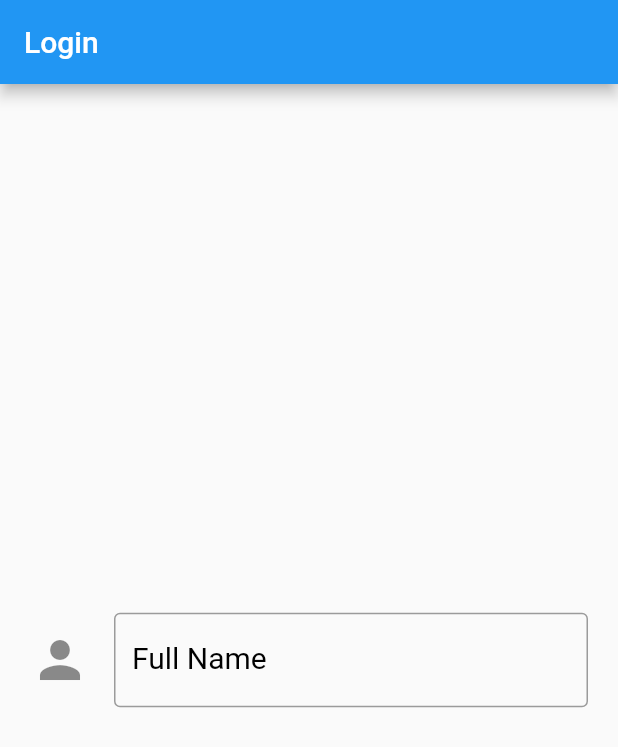
After one commit to dwiponcosuripto4/mbakmu2, a Flutter app: the screen it shows after launch, on a phone screen of 412 x 824 dp. The commit adds this screen. Shown: the top 747 px of the screen. Run offline on Flutter 3.47's test engine with Material 2 defaults, Android fonts, the phone set to English and light mode, and no system bars.

Commit message:
add class page login

```diff
--- /dev/null
+++ b/lib/page_login.dart
@@ -0,0 +1,51 @@
+import 'package:flutter/material.dart';
+
+class Page_Login extends StatelessWidget {
+  const Page_Login({super.key});
+
+  @override
+  Widget build(BuildContext context) {
+    return MaterialApp(
+      home: Scaffold(
+        appBar: AppBar(
+          title: Text("Login"),
+        ),
+        body: Center(
+          child: Padding(
+            padding: const EdgeInsets.all(20),
+            child: TextField(
+              autocorrect: false,
+              autofocus: false,
+              enableSuggestions: true,
+              enableInteractiveSelection: false,
+              obscureText: true,
+              //keyboardType: TextInputType.phone,
+              textAlignVertical: TextAlignVertical.bottom,
+
+              decoration: InputDecoration(
+                icon: Icon(
+                  Icons.person,
+                  size: 40,
+                ),
+                border: OutlineInputBorder(),
+                focusedBorder: OutlineInputBorder(
+                  borderSide: BorderSide(color: Colors.black),
+                ),
+                labelText: "Full Name ",
+                labelStyle: TextStyle(
+                  color: Colors.black,
+                  fontSize: 20,
+                ),
+                hintText: "Enter Your Full Name",
+                hintStyle: TextStyle(
+                  color: Colors.black,
+                  fontSize: 20,
+                ),
+              ),
+            ),
+          ),
+        ),
+      ),
+    );
+  }
+}
```
Also changed, not shown: lib/main.dart (+2 -40 lines).
